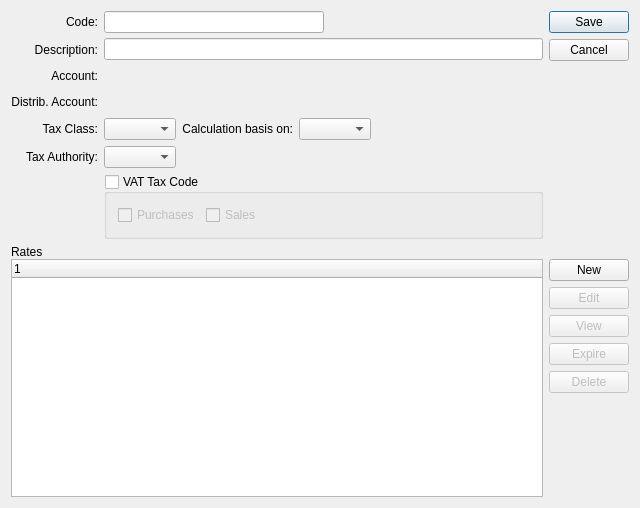
This is guiclient/taxCode.ui in Pegasus-RPG/xtuple-client as Qt 5 draws it before an edit. The edited form follows.
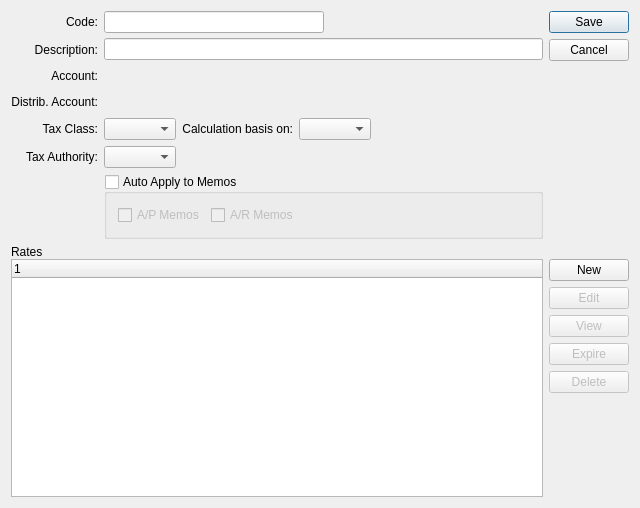
This is the edited form. Custom widgets are drawn as their Qt base class.

```diff
--- a/guiclient/taxCode.ui
+++ b/guiclient/taxCode.ui
@@ -160,7 +160,7 @@
           <string>Value Added Tax code</string>
          </property>
          <property name="title">
-          <string>VAT Tax Code</string>
+          <string>Auto Apply to Memos</string>
          </property>
          <property name="checkable">
           <bool>true</bool>
@@ -177,7 +177,7 @@
                <string>VAT taxation applicable to Purchases</string>
               </property>
               <property name="text">
-               <string>Purchases</string>
+               <string>A/P Memos</string>
               </property>
              </widget>
             </item>
@@ -187,7 +187,7 @@
                <string>VAT taxation applicable to Sales</string>
               </property>
               <property name="text">
-               <string>Sales</string>
+               <string>A/R Memos</string>
               </property>
              </widget>
             </item>
```
Left out of the diff: 12 changed lines with no effect on the pictures.
